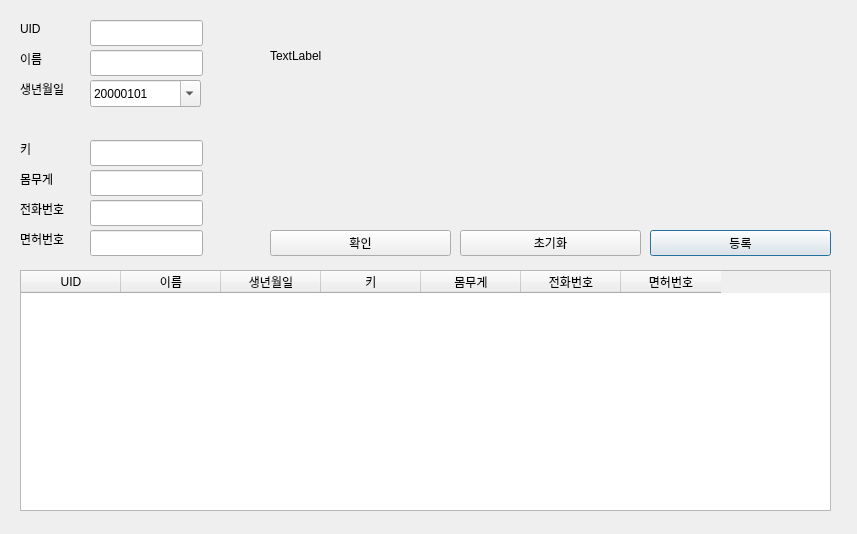
Before: the Qt Designer form RFID/rfid_register.ui in jonnyboy2222/self_drive, drawn with Qt 5.
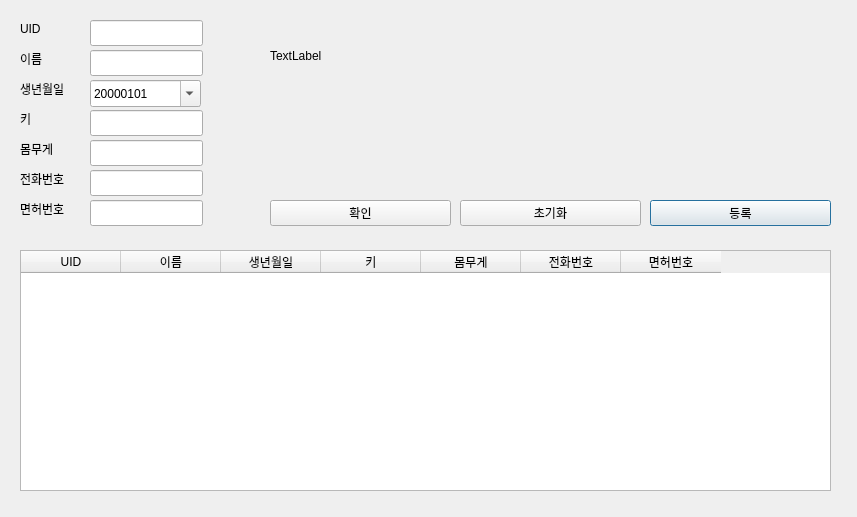
After: the same form once the commit is applied.

Commit message: rfid 등록 재수정

```diff
--- a/RFID/rfid_register.ui
+++ b/RFID/rfid_register.ui
@@ -7,7 +7,7 @@
     <x>0</x>
     <y>0</y>
     <width>857</width>
-    <height>534</height>
+    <height>517</height>
    </rect>
   </property>
   <property name="windowTitle">
@@ -56,7 +56,7 @@
    <property name="geometry">
     <rect>
      <x>20</x>
-     <y>140</y>
+     <y>110</y>
      <width>66</width>
      <height>18</height>
     </rect>
@@ -69,7 +69,7 @@
    <property name="geometry">
     <rect>
      <x>20</x>
-     <y>170</y>
+     <y>140</y>
      <width>66</width>
      <height>18</height>
     </rect>
@@ -82,7 +82,7 @@
    <property name="geometry">
     <rect>
      <x>20</x>
-     <y>200</y>
+     <y>170</y>
      <width>66</width>
      <height>18</height>
     </rect>
@@ -95,7 +95,7 @@
    <property name="geometry">
     <rect>
      <x>20</x>
-     <y>230</y>
+     <y>200</y>
      <width>66</width>
      <height>18</height>
     </rect>
@@ -128,7 +128,7 @@
    <property name="geometry">
     <rect>
      <x>90</x>
-     <y>200</y>
+     <y>170</y>
      <width>113</width>
      <height>26</height>
     </rect>
@@ -138,7 +138,7 @@
    <property name="geometry">
     <rect>
      <x>90</x>
-     <y>230</y>
+     <y>200</y>
      <width>113</width>
      <height>26</height>
     </rect>
@@ -148,7 +148,7 @@
    <property name="geometry">
     <rect>
      <x>90</x>
-     <y>140</y>
+     <y>110</y>
      <width>113</width>
      <height>26</height>
     </rect>
@@ -158,7 +158,7 @@
    <property name="geometry">
     <rect>
      <x>90</x>
-     <y>170</y>
+     <y>140</y>
      <width>113</width>
      <height>26</height>
     </rect>
@@ -184,7 +184,7 @@
    <property name="geometry">
     <rect>
      <x>650</x>
-     <y>230</y>
+     <y>200</y>
      <width>181</width>
      <height>26</height>
     </rect>
@@ -210,7 +210,7 @@
    <property name="geometry">
     <rect>
      <x>20</x>
-     <y>270</y>
+     <y>250</y>
      <width>811</width>
      <height>241</height>
     </rect>
@@ -255,7 +255,7 @@
    <property name="geometry">
     <rect>
      <x>270</x>
-     <y>230</y>
+     <y>200</y>
      <width>181</width>
      <height>26</height>
     </rect>
@@ -268,7 +268,7 @@
    <property name="geometry">
     <rect>
      <x>460</x>
-     <y>230</y>
+     <y>200</y>
      <width>181</width>
      <height>26</height>
     </rect>
```
The commit also changes 1 other file.
